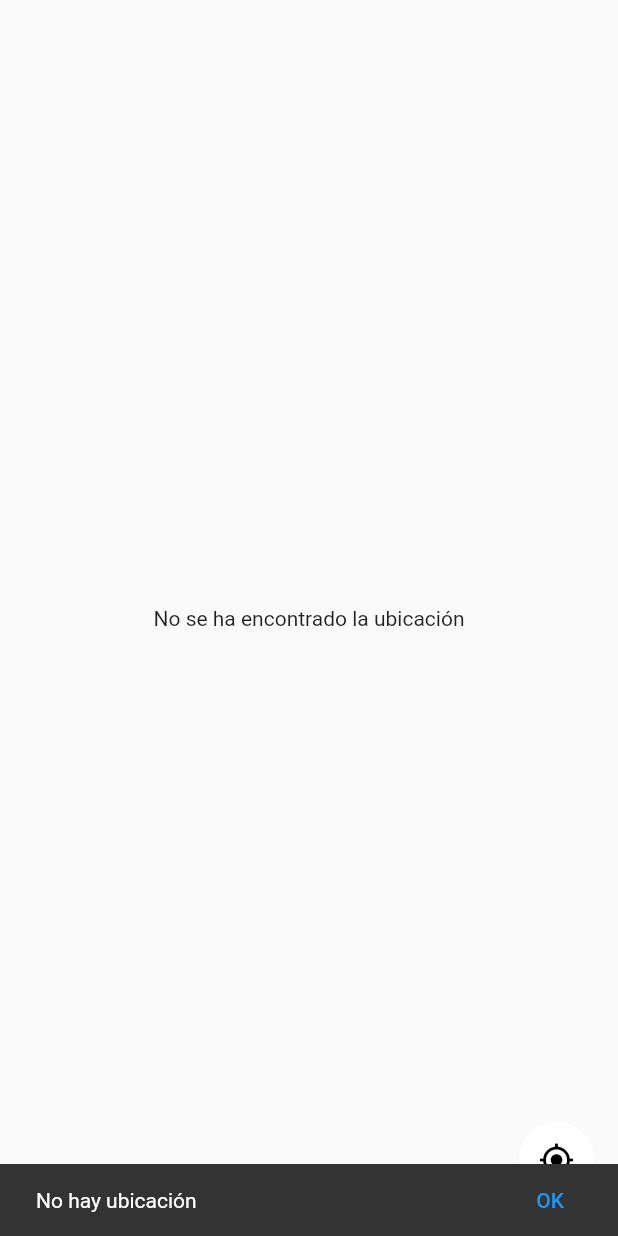
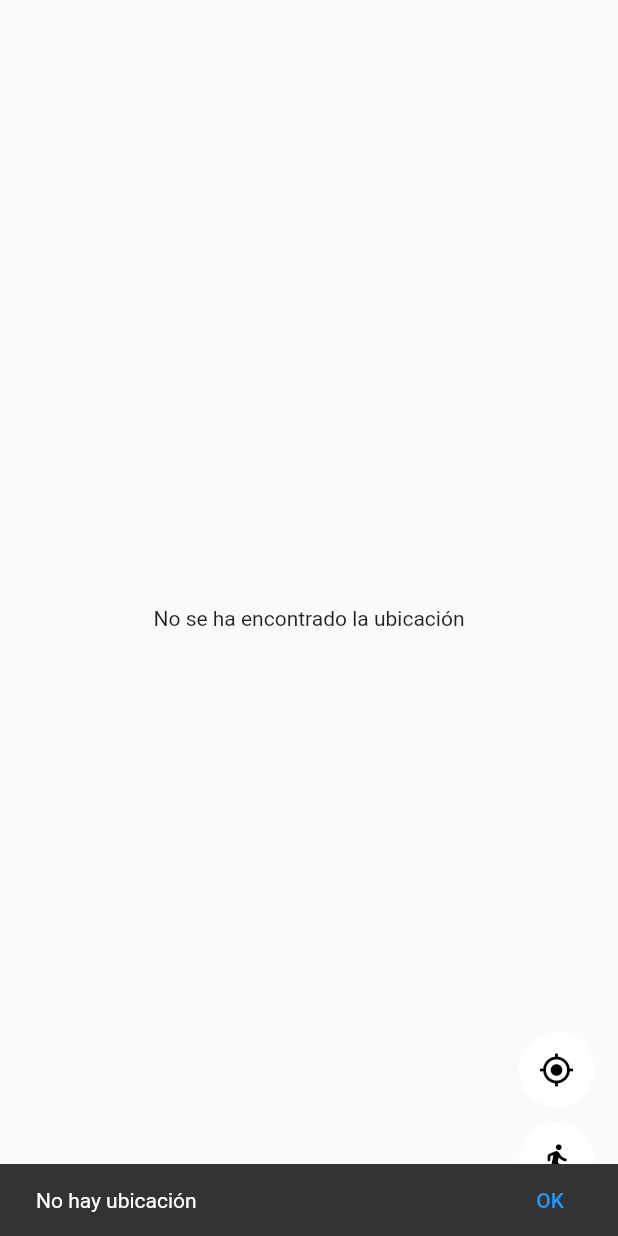
Before and after one commit to Vinici0/mapas-flutter, a Flutter app: the screen it shows after launch, after a tap on the "my location" icon, on a phone screen of 412 x 824 dp. Run offline on Flutter 3.47's test engine with Material 2 defaults, Android fonts, the phone set to English and light mode, and no system bars; our stand-ins replace bloc, equatable, flutter_bloc, geolocator, google_maps_flutter, permission_handler.

```diff
--- a/lib/blocs/gps/gps_bloc.dart
+++ b/lib/blocs/gps/gps_bloc.dart
@@ -30,8 +30,8 @@ class GpsBloc extends Bloc<GpsEvent, GpsState> {
     final gpsInitState =
         await Future.wait([_checkGpsPermission(), _isPermissionGranted()]);
 
-    print("El estado del gps es: ${gpsInitState[0]}" +
-        "y el permiso es: ${gpsInitState[1]}");
+    // print("El estado del gps es: ${gpsInitState[0]}" +
+    //     "y el permiso es: ${gpsInitState[1]}");
     //Dispara el evento
     add(GpsPermissionGranted(
         //El estado que este actualmente
--- a/lib/blocs/location/localtion_bloc.dart
+++ b/lib/blocs/location/localtion_bloc.dart
@@ -48,10 +48,9 @@ class LocaltionBloc extends Bloc<LocaltionEvent, LocaltionState> {
 
     try {
       final position = await Geolocator.getCurrentPosition();
-      print("getCurrentLocation - La ubicación actual es: $position");
+      // print("getCurrentLocation - La ubicación actual es: $position");
       add(OnNewUserLocationEvent(
           LatLng(position.latitude, position.longitude)));
-
       // TODO return LatLng from Google Maps API
       return position;
     } catch (e) {
@@ -68,7 +67,7 @@ class LocaltionBloc extends Bloc<LocaltionEvent, LocaltionState> {
       add(OnNewUserLocationEvent(
           LatLng(position.latitude, position.longitude)));
       print("");
-      print("startFollowingUser - La ubicación actual es: $position");
+      // print("startFollowingUser - La ubicación actual es: $position");
     });
   }
 
--- a/lib/blocs/location/localtion_state.dart
+++ b/lib/blocs/location/localtion_state.dart
@@ -6,7 +6,7 @@ class LocaltionState extends Equatable {
   final List<LatLng> myLocationHistory;
 
   LocaltionState({
-    this.followingUser = false,
+    this.followingUser = true,
     this.lastKnownLocation,
     myLocationHistory,
   }) : myLocationHistory = myLocationHistory ?? [];
--- a/lib/blocs/map/map_bloc.dart
+++ b/lib/blocs/map/map_bloc.dart
@@ -2,6 +2,7 @@ import 'dart:convert';
 
 import 'package:bloc/bloc.dart';
 import 'package:equatable/equatable.dart';
+import 'package:flutter_maps_adv/blocs/location/localtion_bloc.dart';
 import 'package:flutter_maps_adv/themes/themes.dart';
 import 'package:google_maps_flutter/google_maps_flutter.dart';
 
@@ -9,10 +10,25 @@ part 'map_event.dart';
 part 'map_state.dart';
 
 class MapBloc extends Bloc<MapEvent, MapState> {
+  //Importante lo que recibe el LocationBloc
+  final LocaltionBloc locationBloc;
   GoogleMapController? _mapController;
 
-  MapBloc() : super(const MapState()) {
+  MapBloc({required this.locationBloc}) : super(const MapState()) {
     on<OnMapInitialzedEvent>(_onInitMap);
+    on<OnStartFollowingUserEvent>(_onStartFollowingUser);
+    on<OnStopFollowingUserEvent>(
+        (event, emit) => emit(state.copyWith(isFollowUser: false)));
+    /*
+      No se puede usar el on porque es un stream y no un evento
+      -> locationBloc.state.lastKnownLocation;
+    */
+
+    locationBloc.stream.listen((locationState) {
+      if (!state.isFollowUser) return;
+      if (locationState.lastKnownLocation == null) return;
+      moveCamera(locationState.lastKnownLocation!);
+    });
   }
 
   //para inicializar el mapa y ponerle el estilo de uber
@@ -28,4 +44,19 @@ class MapBloc extends Bloc<MapEvent, MapState> {
     final cameraUpdate = CameraUpdate.newLatLng(newLocation);
     _mapController?.animateCamera(cameraUpdate);
   }
+
+  // //para seguir al usuario
+  void _onStartFollowingUser(
+      OnStartFollowingUserEvent event, Emitter<MapState> emit) {
+    emit(state.copyWith(isFollowUser: true));
+    if (locationBloc.state.lastKnownLocation == null) return;
+    moveCamera(locationBloc.state.lastKnownLocation!);
+  }
+
+  // //para dejar de seguir al usuario
+  // void _onStopFollowingUser(
+  //     OnStopFollowingUserEvent event, Emitter<MapState> emit) {
+  //   // _mapController?.animateCamera(CameraUpdate.zoomOut());
+  //   emit(state.copyWith(isFollowUser: false));
+  // }
 }
--- a/lib/blocs/map/map_event.dart
+++ b/lib/blocs/map/map_event.dart
@@ -12,3 +12,7 @@ class OnMapInitialzedEvent extends MapEvent {
   final GoogleMapController controller;
   const OnMapInitialzedEvent(this.controller);
 }
+
+class OnStopFollowingUserEvent extends MapEvent {}
+
+class OnStartFollowingUserEvent extends MapEvent {}
--- a/lib/blocs/map/map_state.dart
+++ b/lib/blocs/map/map_state.dart
@@ -2,21 +2,23 @@ part of 'map_bloc.dart';
 
 class MapState extends Equatable {
   final bool isMapInitialized;
-  final bool followUser;
+  final bool isFollowUser;
+  //Polylines
+  // final Map<String, Polyline> polylines;
 
-  const MapState({this.isMapInitialized = false, this.followUser = false});
+  const MapState({this.isMapInitialized = false, this.isFollowUser = true});
 
   MapState copyWith({
     bool? isMapInitialized,
-    bool? followUser,
+    bool? isFollowUser,
   }) =>
       MapState(
         isMapInitialized: isMapInitialized ?? this.isMapInitialized,
-        followUser: followUser ?? this.followUser,
+        isFollowUser: isFollowUser ?? this.isFollowUser,
       );
 
   @override
-  List<Object> get props => [];
+  List<Object> get props => [isMapInitialized, isFollowUser];
 }
 
-class MapInitial extends MapState {}
+// class MapInitial extends MapState {}
--- a/lib/main.dart
+++ b/lib/main.dart
@@ -8,7 +8,10 @@ void main() {
     //Dependencias que van en cascada
     BlocProvider(create: (context) => GpsBloc()),
     BlocProvider(create: (context) => LocaltionBloc()),
-    BlocProvider(create: (context) => MapBloc()),
+    //Se le envia la instancia del bloc de localizacion
+    BlocProvider(
+        create: (context) =>
+            MapBloc(locationBloc: BlocProvider.of<LocaltionBloc>(context))),
   ], child: const MyApp()));
 }
 
--- a/lib/screens/gps_access_screen.dart
+++ b/lib/screens/gps_access_screen.dart
@@ -11,7 +11,7 @@ class GpsAccessScreen extends StatelessWidget {
     return Scaffold(
       body: Center(child: BlocBuilder<GpsBloc, GpsState>(
         builder: (context, state) {
-          print(state);
+          // print(state);
           return !state.isGpsEnabled ? _EnableGpsMessage() : _AccessButton();
         },
       )),
--- a/lib/screens/map_screen.dart
+++ b/lib/screens/map_screen.dart
@@ -2,6 +2,7 @@ import 'package:flutter/material.dart';
 import 'package:flutter_bloc/flutter_bloc.dart';
 import 'package:flutter_maps_adv/blocs/blocs.dart';
 import 'package:flutter_maps_adv/views/map_view.dart';
+import 'package:flutter_maps_adv/widgets/btn_follow_user.dart';
 import 'package:flutter_maps_adv/widgets/widgets.dart';
 import 'package:google_maps_flutter/google_maps_flutter.dart';
 
@@ -58,7 +59,7 @@ class _MapScreenState extends State<MapScreen> {
         floatingActionButtonLocation: FloatingActionButtonLocation.endFloat,
         floatingActionButton: Column(
           mainAxisAlignment: MainAxisAlignment.end,
-          children: [BtnCurrentLocation()],
+          children: [BtnCurrentLocation(), BtnFollowUser()],
         ));
   }
 }
--- /dev/null
+++ b/lib/widgets/btn_follow_user.dart
@@ -0,0 +1,34 @@
+import 'package:flutter/material.dart';
+import 'package:flutter_bloc/flutter_bloc.dart';
+import 'package:flutter_maps_adv/blocs/blocs.dart';
+
+class BtnFollowUser extends StatelessWidget {
+  const BtnFollowUser({Key? key}) : super(key: key);
+
+  @override
+  Widget build(BuildContext context) {
+    final mapBloc = BlocProvider.of<MapBloc>(context);
+
+    return Container(
+      margin: const EdgeInsets.only(bottom: 10),
+      child: CircleAvatar(
+        backgroundColor: Colors.white,
+        maxRadius: 25,
+        child: BlocBuilder<MapBloc, MapState>(
+          builder: (context, state) {
+            return IconButton(
+                icon: Icon(
+                    state.isFollowUser
+                        ? Icons.directions_run_rounded
+                        : Icons.hail_rounded,
+                    color: Colors.black),
+                onPressed: () {
+                  print("Boton presionado");
+                  mapBloc.add(OnStartFollowingUserEvent());
+                });
+          },
+        ),
+      ),
+    );
+  }
+}
```
Also changed, not shown: lib/views/map_view.dart (+7 -1 lines), lib/widgets/btn_toggle_user_route.dart (added, +24 -0 lines).
